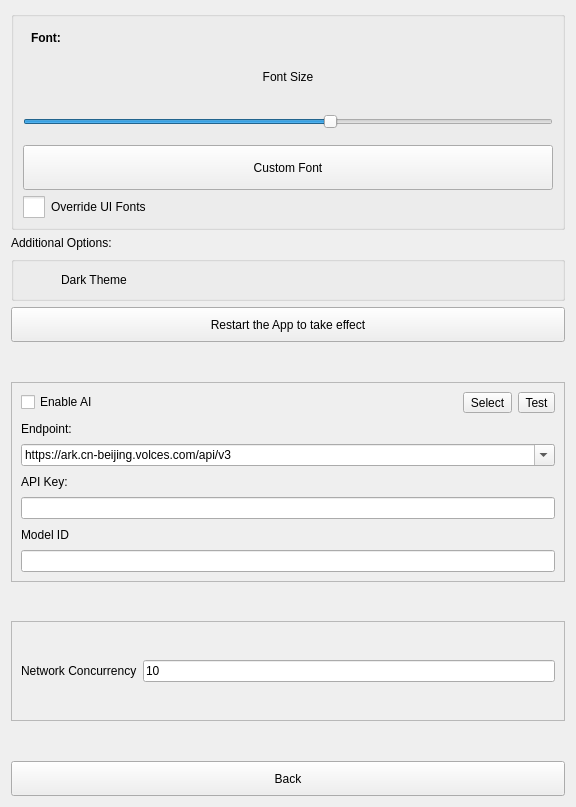
First picture: the form in src/Preferences.ui, repository ic005k/Knot, before the edit.
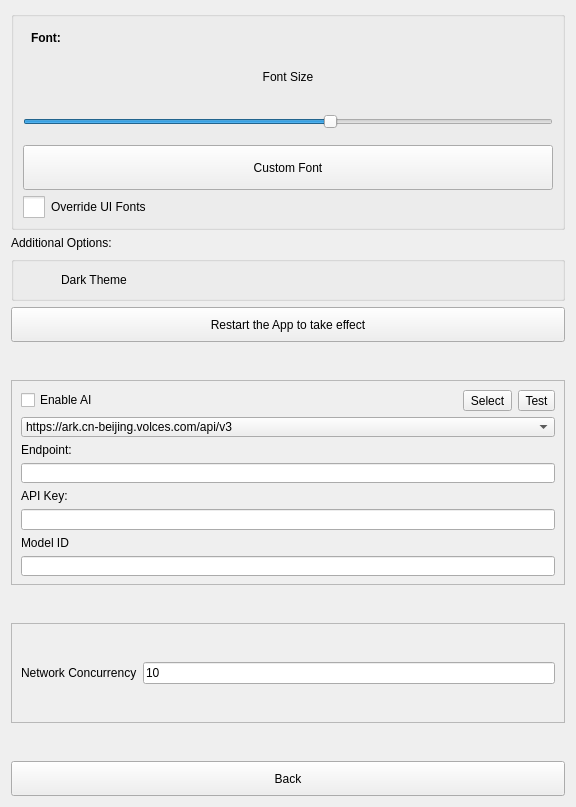
Second picture: the form after the edit. Icons and pictures are not drawn.

```diff
--- a/src/Preferences.ui
+++ b/src/Preferences.ui
@@ -274,17 +274,10 @@
         </item>
        </layout>
       </item>
-      <item>
-       <widget class="QLabel" name="lblAIEndpoint">
-        <property name="text">
-         <string>Endpoint:</string>
-        </property>
-       </widget>
-      </item>
       <item>
        <widget class="QComboBox" name="cboxEndpoint">
         <property name="editable">
-         <bool>true</bool>
+         <bool>false</bool>
         </property>
         <item>
          <property name="text">
@@ -293,6 +286,16 @@
         </item>
        </widget>
       </item>
+      <item>
+       <widget class="QLabel" name="lblAIEndpoint">
+        <property name="text">
+         <string>Endpoint:</string>
+        </property>
+       </widget>
+      </item>
+      <item>
+       <widget class="QLineEdit" name="editEndpoint"/>
+      </item>
       <item>
        <widget class="QLabel" name="lblAIKey">
         <property name="text">
```
